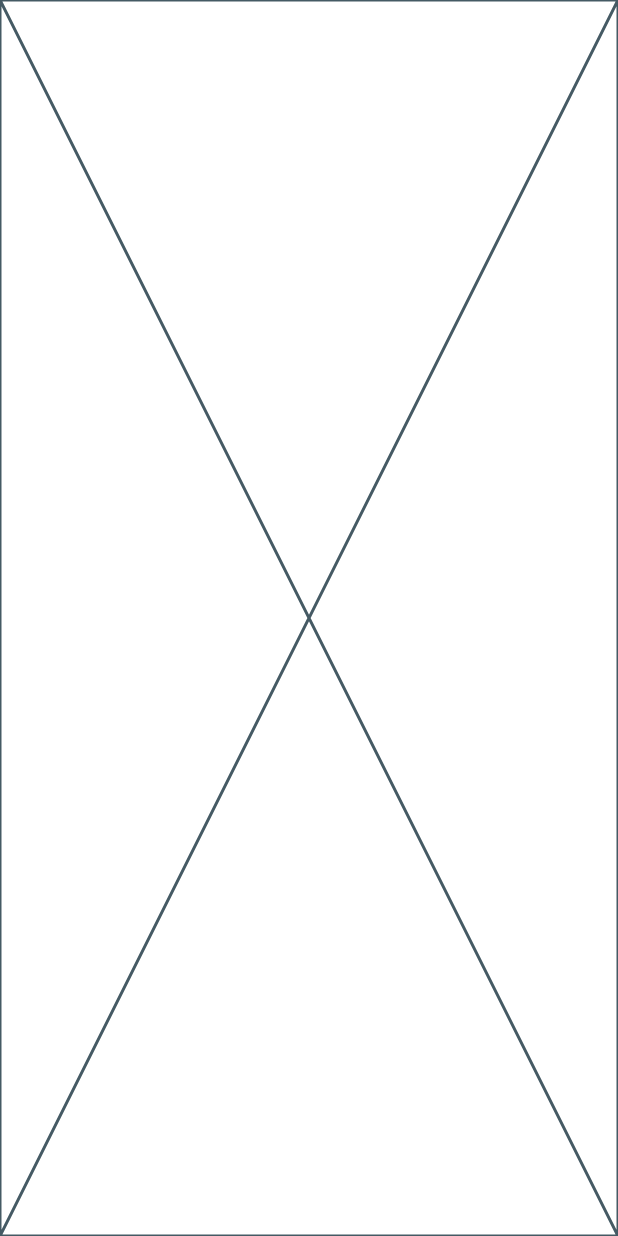
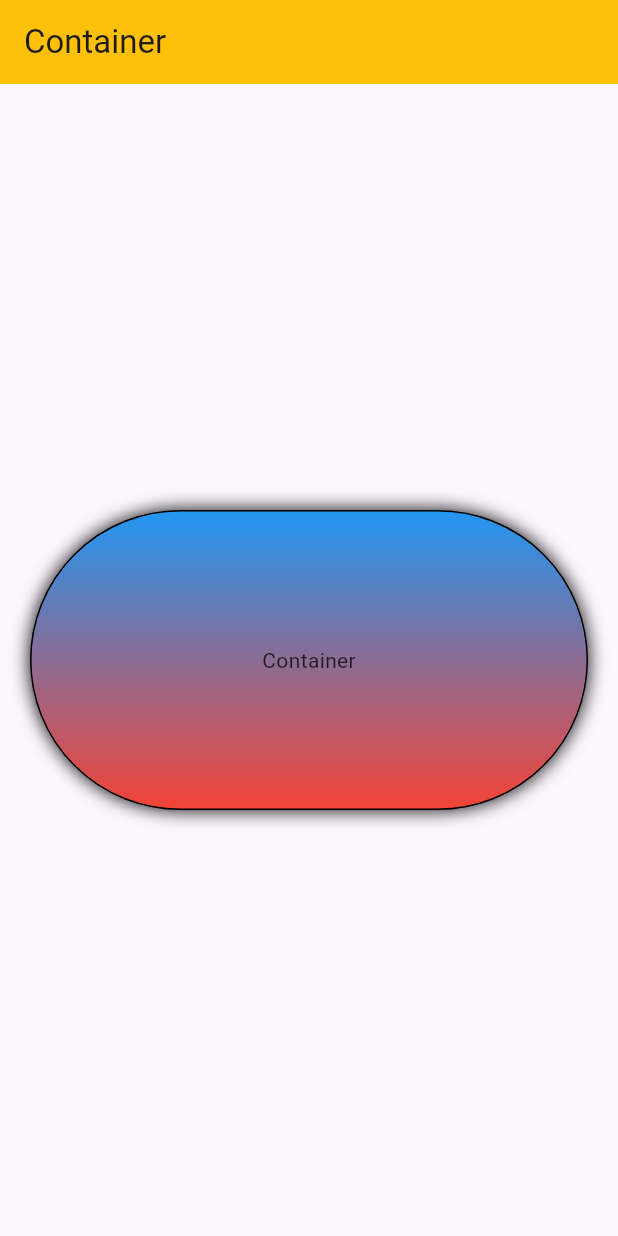
Before and after one commit to Gautamkumbhani/demo, a Flutter app: the screen it shows after launch, on a phone screen of 412 x 824 dp. Run offline on Flutter 3.47's test engine with Material 2 defaults, Android fonts, the phone set to English and light mode, and no system bars.

Commit message:
Container

```diff
--- /dev/null
+++ b/lib/Widget/containerone_widget.dart
@@ -0,0 +1,51 @@
+import 'package:flutter/material.dart';
+
+class SkillWidget extends StatefulWidget {
+  const SkillWidget({super.key});
+
+  @override
+  State<SkillWidget> createState() => _SkillWidgetState();
+}
+
+class _SkillWidgetState extends State<SkillWidget> {
+  @override
+  Widget build(BuildContext context) {
+    return Scaffold(
+      appBar: AppBar(
+        backgroundColor: Colors.amber,
+        title: Text('Container'),
+
+      ),
+      body: Center(
+        child: Container(
+        margin: EdgeInsets.all(20),
+        padding: EdgeInsets.all(10),
+        height: 200,
+        width: double.infinity,
+        // color: Colors.red,
+        decoration: BoxDecoration(
+          boxShadow: [
+            BoxShadow(
+              blurRadius: 10,
+            ),
+          ],
+          gradient: LinearGradient(
+            begin: Alignment.topRight,
+            end: Alignment.bottomRight,
+            colors: [
+              Colors.blue,
+              Colors.red,
+            ],
+          ),
+         // shape: BoxShape.circle,
+          border: Border.all(),
+          color: Colors.blue,
+          borderRadius: BorderRadius.circular(100),
+        ),
+        child: Center  (child: Text('Container'),
+        ),
+      ),
+    ),
+    );
+  }
+}
--- a/lib/main.dart
+++ b/lib/main.dart
@@ -1,3 +1,5 @@
+import 'package:demo/Widget/container_widget.dart';
+import 'package:demo/Widget/containerone_widget.dart';
 import 'package:demo/Widget/stf_stl.dart';
 import 'package:flutter/material.dart';
 
@@ -33,7 +35,7 @@ class MyApp extends StatelessWidget {
         colorScheme: ColorScheme.fromSeed(seedColor: Colors.deepPurple),
         useMaterial3: true,
       ),
-      home: const HomeScreen1(),
+      home: const SkillWidget(),
     );
   }
 }
```
Also changed, not shown: lib/Widget/container_widget.dart (added, +48 -0 lines).
